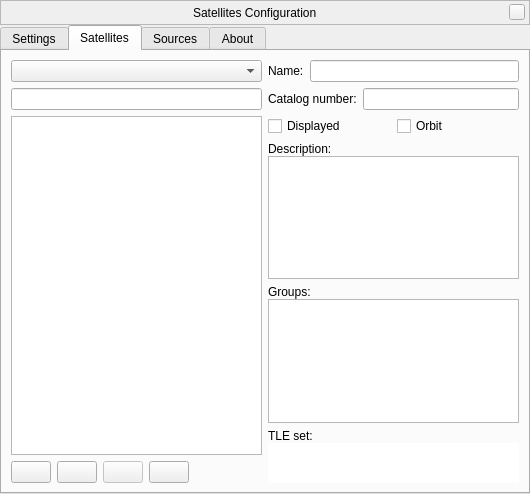
Before: the Qt Designer form plugins/Satellites/src/gui/satellitesDialog.ui in 519984307/stellarium_src, drawn with Qt 5.
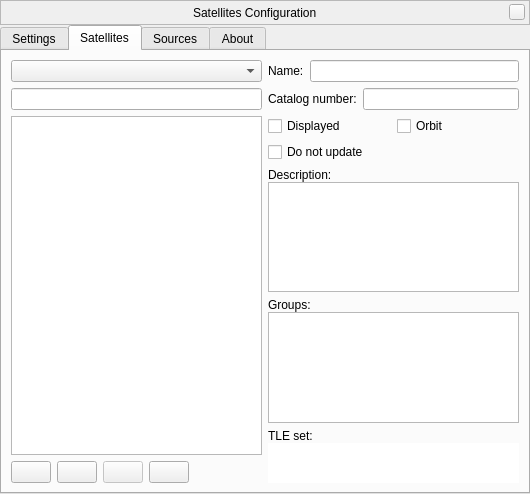
After: the same form once the commit is applied. Custom widgets are drawn as their Qt base class.

Commit message: option to protect a satellite from updating/removal

What changed in the file:
```diff
--- a/plugins/Satellites/src/gui/satellitesDialog.ui
+++ b/plugins/Satellites/src/gui/satellitesDialog.ui
@@ -618,8 +618,8 @@
           </layout>
          </item>
          <item>
-          <layout class="QHBoxLayout" name="horizontalLayout_3">
-           <item>
+          <layout class="QGridLayout" name="flagsCheckBoxesLayout">
+           <item row="0" column="0">
             <widget class="QCheckBox" name="displayedCheckbox">
              <property name="toolTip">
               <string>Display the selected satellite(s)</string>
@@ -632,7 +632,7 @@
              </property>
             </widget>
            </item>
-           <item>
+           <item row="0" column="1">
             <widget class="QCheckBox" name="orbitCheckbox">
              <property name="toolTip">
               <string>Display orbit line(s) for the selected satellite(s)</string>
@@ -645,6 +645,16 @@
              </property>
             </widget>
            </item>
+           <item row="1" column="0" colspan="2">
+            <widget class="QCheckBox" name="userCheckBox">
+             <property name="toolTip">
+              <string>Do not update (or remove on update) the selected satellite(s)</string>
+             </property>
+             <property name="text">
+              <string>Do not update</string>
+             </property>
+            </widget>
+           </item>
           </layout>
          </item>
          <item>
```
Left out of the diff: 1 changed line with no effect on the pictures. The commit also changes 4 other files.
